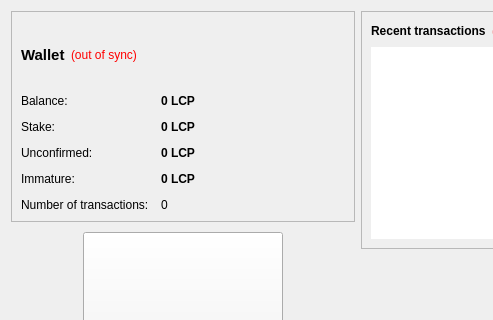
Crypto-Currency/penguincoin, file src/qt/forms/overviewpage.ui: the form before one commit; both pictures show x 0 to 493 and y 0 to 320 of the 715 by 447 pixel window.
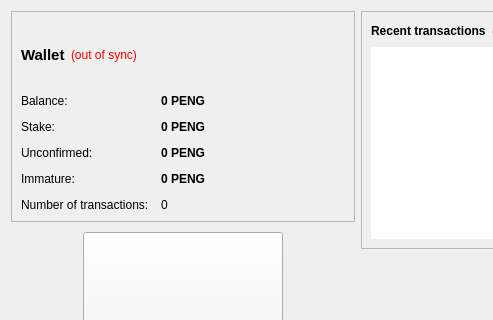
The form after the commit. Icons and pictures are not drawn.

```diff
--- a/src/qt/forms/overviewpage.ui
+++ b/src/qt/forms/overviewpage.ui
@@ -128,7 +128,7 @@
              <string>Your current balance</string>
             </property>
             <property name="text">
-             <string notr="true">0 LCP</string>
+             <string notr="true">0 PENG</string>
             </property>
             <property name="textInteractionFlags">
              <set>Qt::LinksAccessibleByMouse|Qt::TextSelectableByKeyboard|Qt::TextSelectableByMouse</set>
@@ -157,7 +157,7 @@
              <string>Total of coins that was staked, and do not yet count toward the current balance</string>
             </property>
             <property name="text">
-             <string notr="true">0 LCP</string>
+             <string notr="true">0 PENG</string>
             </property>
             <property name="textInteractionFlags">
              <set>Qt::LinksAccessibleByMouse|Qt::TextSelectableByKeyboard|Qt::TextSelectableByMouse</set>
@@ -186,7 +186,7 @@
              <string>Total of transactions that have yet to be confirmed, and do not yet count toward the current balance</string>
             </property>
             <property name="text">
-             <string notr="true">0 LCP</string>
+             <string notr="true">0 PENG</string>
             </property>
             <property name="textInteractionFlags">
              <set>Qt::LinksAccessibleByMouse|Qt::TextSelectableByKeyboard|Qt::TextSelectableByMouse</set>
@@ -212,7 +212,7 @@
              <string>Mined balance that has not yet matured</string>
             </property>
             <property name="text">
-             <string notr="true">0 LCP</string>
+             <string notr="true">0 PENG</string>
             </property>
             <property name="textInteractionFlags">
              <set>Qt::LinksAccessibleByMouse|Qt::TextSelectableByKeyboard|Qt::TextSelectableByMouse</set>
```
